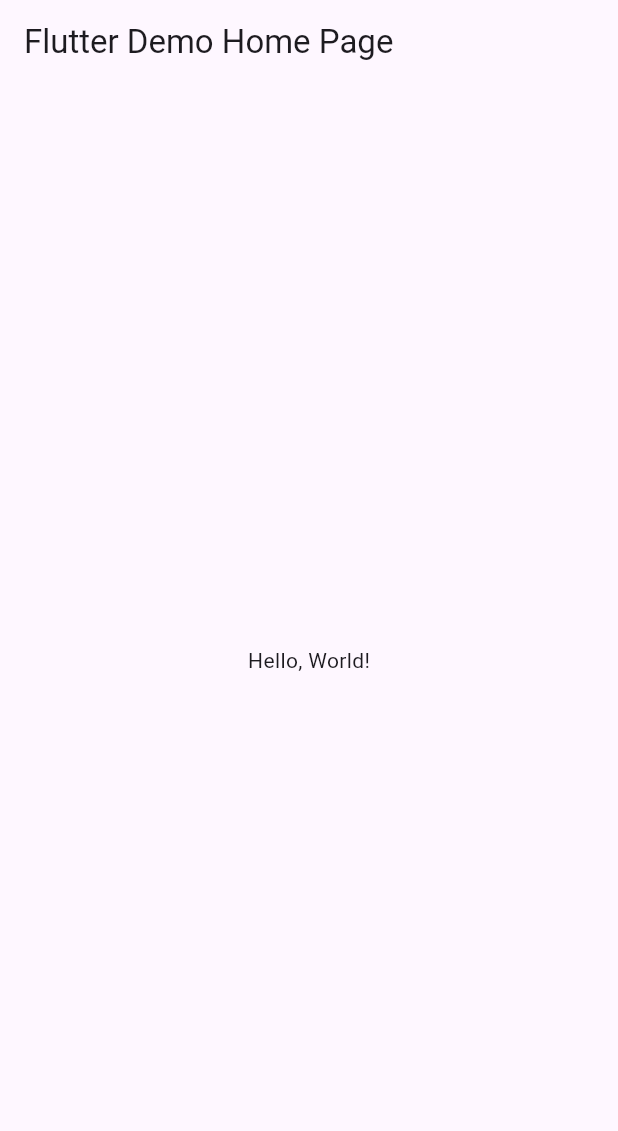
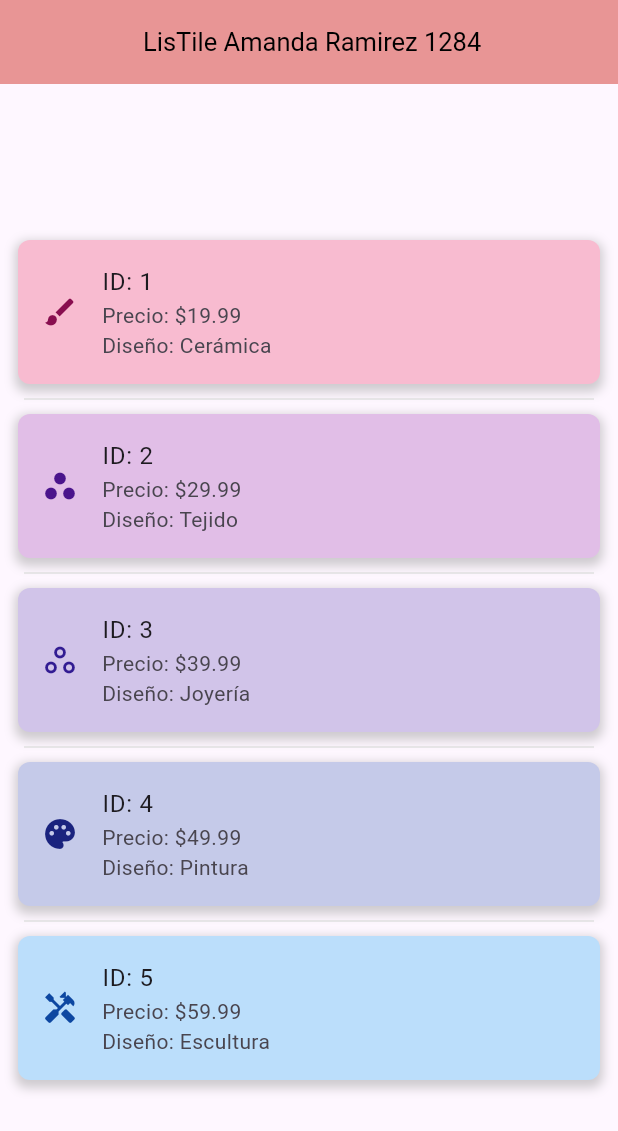
Before and after one commit to Paola-ramirez128/P12_ExamenListile, a Flutter app: the screen it shows after launch, on a phone screen of 412 x 824 dp. Shown: the top 1131 px of the screen. Run offline on Flutter 3.47's test engine with Material 3 defaults, Android fonts, the phone set to English and light mode, and no system bars.

Commit message:
examen ramirez listile

```diff
--- a/lib/main.dart
+++ b/lib/main.dart
@@ -1,42 +1,130 @@
 import 'package:flutter/material.dart';
 
-void main() => runApp(MyApp());
+void main() {
+  runApp(MyApp());
+}
+
+// Clase Producto
+class Producto {
+  final int id;
+  final double precio;
+  final String diseno;
+
+  Producto(this.id, this.precio, this.diseno);
+}
 
 class MyApp extends StatelessWidget {
-  const MyApp({super.key});
-  // This widget is the root of your application.
   @override
   Widget build(BuildContext context) {
     return MaterialApp(
-      // Application name
-      title: 'Flutter Hello World',
-      // Application theme data, you can set the colors for the application as
-      // you want
-      theme: ThemeData(
-        // useMaterial3: false,
-        primarySwatch: Colors.blue,
+      debugShowCheckedModeBanner: false,
+      home: Scaffold(
+        appBar: AppBar(
+          title: const Text(" LisTile Amanda Ramirez 1284"),
+          titleTextStyle:
+              const TextStyle(color: Color(0xff000000), fontSize: 17),
+          centerTitle: true,
+          backgroundColor: const Color(0xffe89595),
+        ),
+        body: ListaProductos(),
       ),
-      // A widget which will be started on application startup
-      home: MyHomePage(title: 'Flutter Demo Home Page'),
     );
   }
 }
 
-class MyHomePage extends StatelessWidget {
-  final String title;
-  const MyHomePage({super.key, required this.title});
+class ListaProductos extends StatelessWidget {
+  // Lista de mapas con datos de productos (artesanías)
+  final List<Map<String, dynamic>> productosData = [
+    {'id': 1, 'precio': 19.99, 'diseño': 'Cerámica'},
+    {'id': 2, 'precio': 29.99, 'diseño': 'Tejido'},
+    {'id': 3, 'precio': 39.99, 'diseño': 'Joyería'},
+    {'id': 4, 'precio': 49.99, 'diseño': 'Pintura'},
+    {'id': 5, 'precio': 59.99, 'diseño': 'Escultura'},
+  ];
+
+  // Función para obtener un icono según el diseño del producto (artesanía)
+  IconData obtenerIcono(String diseno) {
+    switch (diseno.toLowerCase()) {
+      case 'cerámica':
+        return Icons.brush; // Icono para cerámica
+      case 'tejido':
+        return Icons.workspaces; // Icono para tejido
+      case 'joyería':
+        return Icons.workspaces_outlined; // Icono para joyería
+      case 'pintura':
+        return Icons.palette; // Icono para pintura
+      case 'escultura':
+        return Icons.handyman; // Icono para escultura
+      default:
+        return Icons.shopping_cart; // Icono por defecto
+    }
+  }
 
   @override
   Widget build(BuildContext context) {
-    return Scaffold(
-      appBar: AppBar(
-        // The title text which will be shown on the action bar
-        title: Text(title),
-      ),
-      body: Center(
-        child: Text(
-          'Hello, World!',
-        ),
+    return Center(
+      child: Column(
+        mainAxisAlignment: MainAxisAlignment.center,
+        children: productosData.map((productoData) {
+          // Crear una instancia de Producto a partir del mapa
+          final producto = Producto(
+            productoData['id'],
+            productoData['precio'],
+            productoData['diseño'],
+          );
+
+          return Column(
+            children: [
+              // Contenedor con sombra y color dinámico (más pequeño)
+              Container(
+                margin: EdgeInsets.symmetric(
+                    vertical: 2.0, horizontal: 12.0), // Reducir el margen
+                decoration: BoxDecoration(
+                  color: Colors.primaries[producto.id % Colors.primaries.length]
+                      .shade100,
+                  borderRadius: BorderRadius.circular(8.0),
+                  boxShadow: [
+                    BoxShadow(
+                      color: Colors.grey.withOpacity(0.5),
+                      spreadRadius: 2,
+                      blurRadius: 5,
+                      offset: Offset(0, 3),
+                    ),
+                  ],
+                ),
+                child: ListTile(
+                  leading: Icon(
+                    obtenerIcono(producto.diseno), // Icono según el diseño
+                    color: Colors
+                        .primaries[producto.id % Colors.primaries.length]
+                        .shade900,
+                  ),
+                  title: Text('ID: ${producto.id}'),
+                  subtitle: Column(
+                    crossAxisAlignment: CrossAxisAlignment.start,
+                    children: [
+                      Text("Precio: \$${producto.precio.toStringAsFixed(2)}"),
+                      Text("Diseño: ${producto.diseno}"),
+                    ],
+                  ),
+                  contentPadding: EdgeInsets.symmetric(
+                      vertical: 8.0, horizontal: 16.0), // Reducir el padding
+                  shape: RoundedRectangleBorder(
+                    borderRadius: BorderRadius.circular(8.0),
+                  ),
+                ),
+              ),
+              // Separador entre elementos (excepto el último)
+              if (producto.id != productosData.length)
+                Divider(
+                  color: Colors.grey.shade300,
+                  thickness: 1.0,
+                  indent: 16.0,
+                  endIndent: 16.0,
+                ),
+            ],
+          );
+        }).toList(),
       ),
     );
   }
```
Also changed, not shown: listile.PNG (added).
